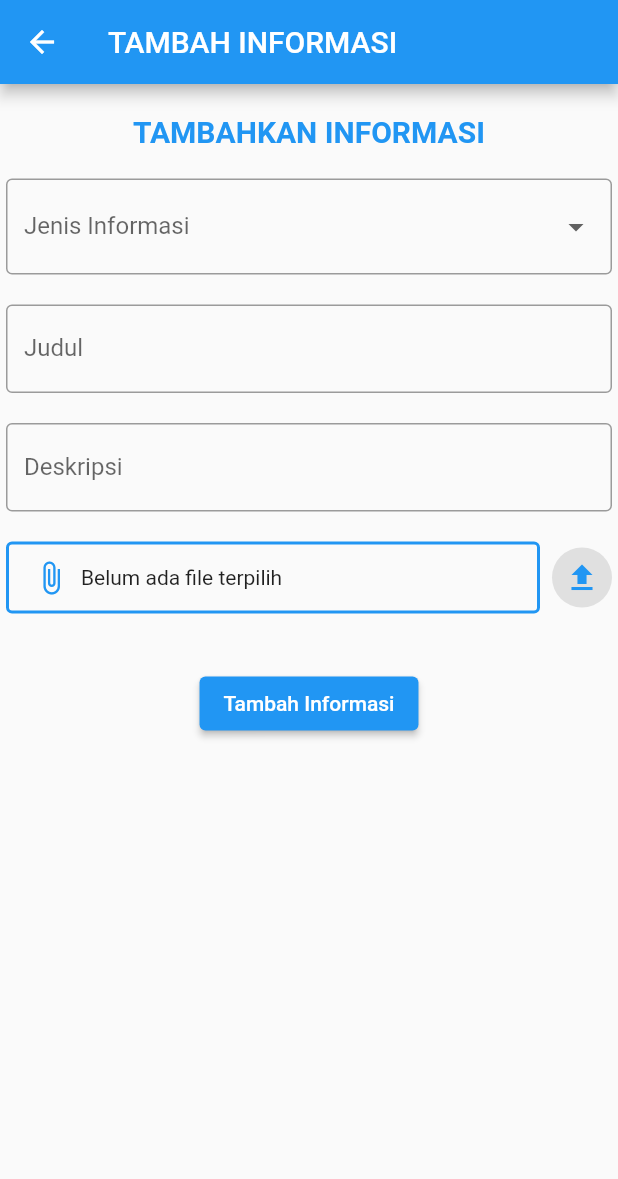
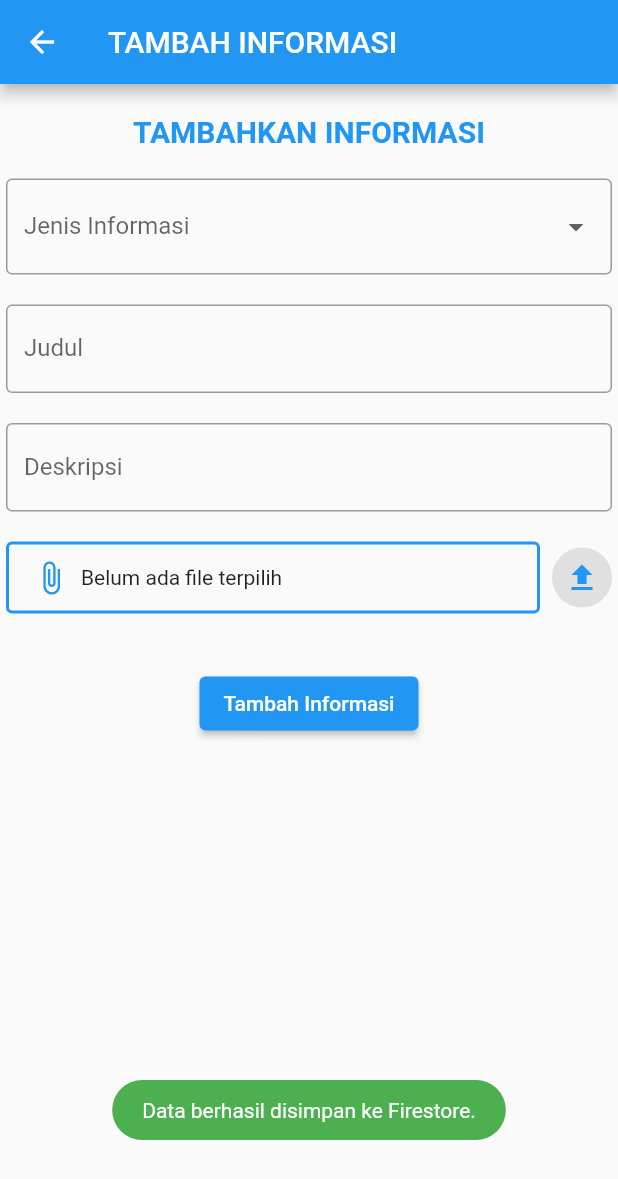
Before and after one commit to RofiqAbdulRozak/kelompok_4_task_learn, a Flutter app: the TambahInformasi screen opened directly, after a tap on "Tambah Informasi", on a phone screen of 412 x 824 dp. Shown: the top 1179 px of the screen. Run offline on Flutter 3.47's test engine with Material 2 defaults, Android fonts, the phone set to English and light mode, and no system bars; our stand-ins replace cloud_firestore, file_picker, firebase_auth, firebase_core, firebase_storage, fluttertoast and 1 more; accounts and stored records are empty.

Commit message:
tambahan

```diff
--- a/lib/widget/tambah_infomasi_dosen.dart
+++ b/lib/widget/tambah_infomasi_dosen.dart
@@ -1,20 +1,9 @@
 import 'package:flutter/material.dart';
 import 'package:file_picker/file_picker.dart';
-
-void main() {
-  runApp(TambahInformasi1());
-}
-
-class TambahInformasi1 extends StatelessWidget {
-  const TambahInformasi1({Key? key}) : super(key: key);
-
-  @override
-  Widget build(BuildContext context) {
-    return MaterialApp(
-      home: TambahInformasi(),
-    );
-  }
-}
+import 'package:firebase_core/firebase_core.dart'; // Import package firebase_core
+import 'package:cloud_firestore/cloud_firestore.dart';
+import 'package:firebase_storage/firebase_storage.dart';
+import 'package:fluttertoast/fluttertoast.dart';
 
 class TambahInformasi extends StatefulWidget {
   const TambahInformasi({Key? key}) : super(key: key);
@@ -53,6 +42,43 @@ class _TambahInformasiState extends State<TambahInformasi> {
           );
         });
       }
+    }
+  }
+
+  // Fungsi untuk menyimpan data ke Firestore
+  Future<void> _uploadFileAndSaveData(String jenisInformasi, String judul,
+      String deskripsi, String filePath, DateTime? tenggatWaktu) async {
+    try {
+      // Inisialisasi Firebase jika belum dilakukan
+      await Firebase.initializeApp();
+
+      // Akses koleksi 'informasi' di Firestore, gantilah dengan nama koleksi yang sesuai dengan struktur database Anda
+      CollectionReference informasiCollection =
+          FirebaseFirestore.instance.collection('informasi');
+
+      // Buat sebuah dokumen baru di koleksi 'informasi'
+      await informasiCollection.add({
+        'jenis_informasi': jenisInformasi,
+        'judul': judul,
+        'deskripsi': deskripsi,
+        'file_path': filePath,
+        'tenggat_waktu': tenggatWaktu,
+      });
+
+      // Tampilkan pop-up pesan berhasil
+      Fluttertoast.showToast(
+          msg: 'Data berhasil disimpan ke Firestore.',
+          backgroundColor: Colors.green,
+          textColor: Colors.white);
+    } catch (e) {
+      // Tangani jika terjadi kesalahan saat menyimpan data
+      print('Error: $e');
+// Tampilkan pop-up pesan kesalahan
+      Fluttertoast.showToast(
+        msg: 'Terjadi kesalahan saat menyimpan data.',
+        backgroundColor: Colors.red,
+        textColor: Colors.white,
+      );
     }
   }
 
@@ -163,7 +189,8 @@ class _TambahInformasiState extends State<TambahInformasi> {
                 children: [
                   Expanded(
                     child: Container(
-                      padding: EdgeInsets.symmetric(vertical: 10, horizontal: 16),
+                      padding:
+                          EdgeInsets.symmetric(vertical: 10, horizontal: 16),
                       decoration: BoxDecoration(
                         border: Border.all(color: Colors.blue, width: 2.0),
                         borderRadius: BorderRadius.circular(4),
@@ -236,7 +263,15 @@ class _TambahInformasiState extends State<TambahInformasi> {
               SizedBox(height: 16),
               ElevatedButton(
                 onPressed: () {
-                  //logika (kode)
+                  // Panggil fungsi untuk menyimpan data ke Firestore
+                  _uploadFileAndSaveData(
+                    selectedOption ?? '', // Jenis Informasi
+                    'Judul yang diinputkan', // Ganti dengan nilai judul yang sesuai dari inputan pengguna
+                    'Deskripsi yang diinputkan', // Ganti dengan nilai deskripsi yang sesuai dari inputan pengguna
+                    filePath ??
+                        '', // File Path, gunakan nilai filePath yang sudah didapatkan dari fungsi showPicker()
+                    selectedDateTime, // Tenggat Waktu, gunakan nilai selectedDateTime dari inputan pengguna
+                  );
                 },
                 style: ElevatedButton.styleFrom(
                   primary: Colors.blue,
--- a/pubspec.yaml
+++ b/pubspec.yaml
@@ -45,6 +45,8 @@ dependencies:
   intl: ^0.17.0
   random_string: ^2.3.1
   uuid: ^3.0.4
+  firebase_storage: ^11.2.5
+  fluttertoast: ^8.0.8
 
 
 dev_dependencies:
```
Also changed, not shown: lib/widget/GabungKelas.dart (+133 -19 lines), pubspec.lock, 1 other file.
